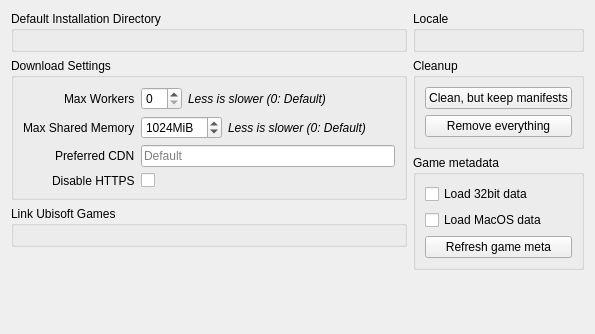
Before: the Qt Designer form rare/ui/components/tabs/settings/legendary.ui in RareDevs/Rare, drawn with Qt 5.
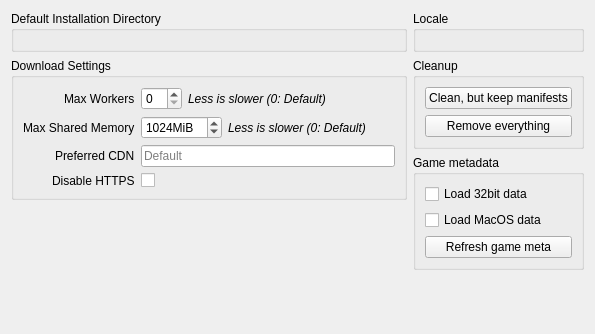
After: the same form once the commit is applied.

Patch:
```diff
--- a/rare/ui/components/tabs/settings/legendary.ui
+++ b/rare/ui/components/tabs/settings/legendary.ui
@@ -166,17 +166,6 @@
        </layout>
       </widget>
      </item>
-     <item alignment="Qt::AlignTop">
-      <widget class="QGroupBox" name="ubisoft_gb">
-       <property name="title">
-        <string>Link Ubisoft Games</string>
-       </property>
-       <property name="alignment">
-        <set>Qt::AlignLeading|Qt::AlignLeft|Qt::AlignTop</set>
-       </property>
-       <layout class="QVBoxLayout" name="verticalLayout"/>
-      </widget>
-     </item>
      <item>
       <spacer name="left_vspacer">
        <property name="orientation">
```
